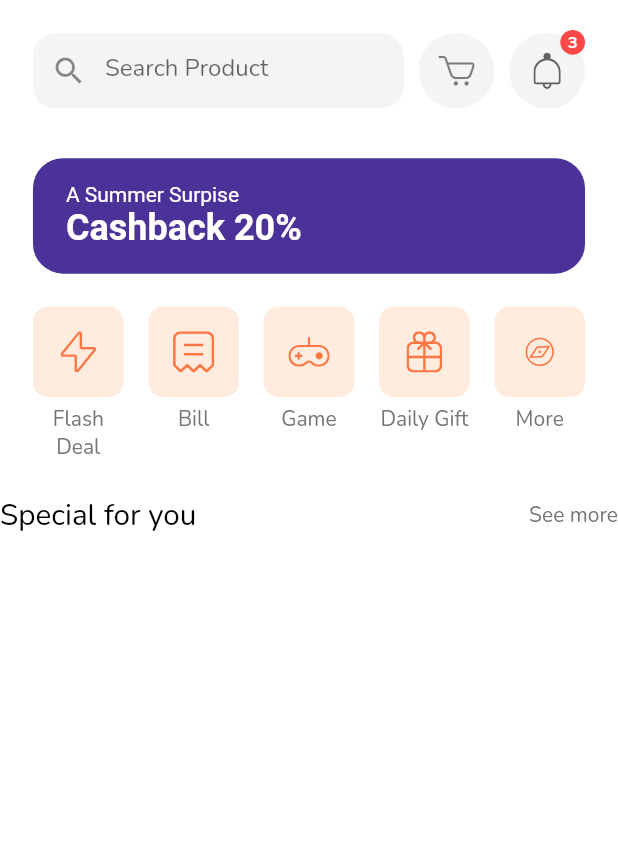
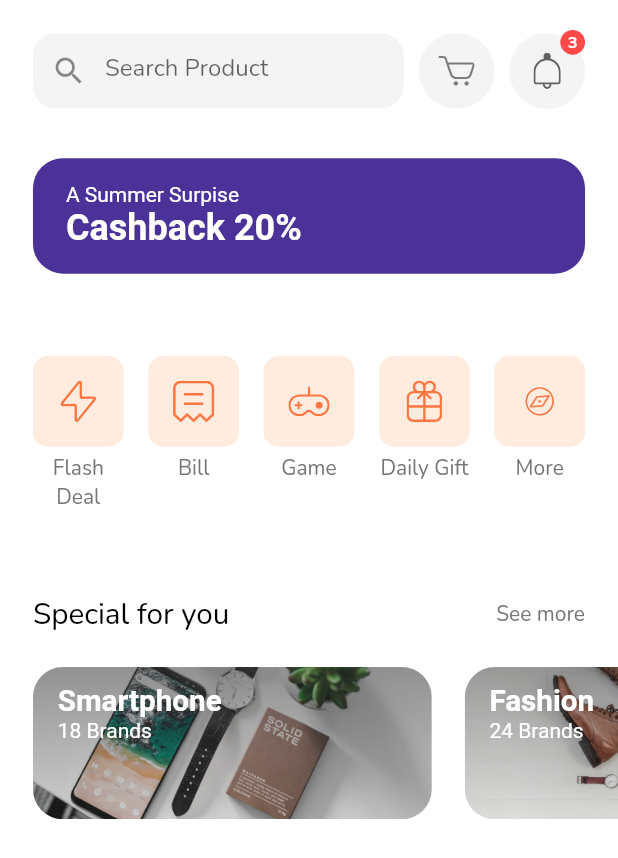
Before and after one commit to mtergel/shop_app_flutter_demo, a Flutter app: the HomeScreen screen opened by its route, on a phone screen of 412 x 824 dp. Shown: the top 858 px of the screen. Run offline on Flutter 3.47's test engine with Material 2 defaults, Android fonts, the phone set to English and light mode, and no system bars; our stand-ins replace flutter_svg.

Commit message:
special offers

```diff
--- a/lib/screens/home_screen/widgets/home_screen_body.dart
+++ b/lib/screens/home_screen/widgets/home_screen_body.dart
@@ -2,6 +2,7 @@ import 'package:flutter/material.dart';
 import 'package:shop_app/screens/home_screen/widgets/categories.dart';
 import 'package:shop_app/screens/home_screen/widgets/discount_banner.dart';
 import 'package:shop_app/screens/home_screen/widgets/home_header.dart';
+import 'package:shop_app/screens/home_screen/widgets/special_offer.dart';
 import 'package:shop_app/size_config.dart';
 
 class HomeScreenBody extends StatelessWidget {
@@ -15,19 +16,10 @@ class HomeScreenBody extends StatelessWidget {
             const HomeHeader(),
             SizedBox(height: getProportionateScreenWidth(30)),
             const DiscountBanner(),
+            SizedBox(height: getProportionateScreenWidth(30)),
             Categories(),
-            Row(
-              mainAxisAlignment: MainAxisAlignment.spaceBetween,
-              children: [
-                Text(
-                  'Special for you',
-                  style: TextStyle(
-                      fontSize: getProportionateScreenWidth(18),
-                      color: Colors.black),
-                ),
-                const Text('See more')
-              ],
-            )
+            SizedBox(height: getProportionateScreenWidth(30)),
+            const SpecialOffers()
           ],
         ),
       ),
--- /dev/null
+++ b/lib/screens/home_screen/widgets/section_title.dart
@@ -0,0 +1,32 @@
+import 'package:flutter/material.dart';
+import 'package:shop_app/size_config.dart';
+
+class SectionTitle extends StatelessWidget {
+  const SectionTitle({
+    Key key,
+    this.text,
+    this.press,
+  }) : super(key: key);
+
+  final String text;
+  final GestureTapCallback press;
+
+  @override
+  Widget build(BuildContext context) {
+    return Padding(
+      padding:
+          EdgeInsets.symmetric(horizontal: getProportionateScreenWidth(20)),
+      child: Row(
+        mainAxisAlignment: MainAxisAlignment.spaceBetween,
+        children: [
+          Text(
+            text,
+            style: TextStyle(
+                fontSize: getProportionateScreenWidth(18), color: Colors.black),
+          ),
+          GestureDetector(onTap: press, child: const Text('See more'))
+        ],
+      ),
+    );
+  }
+}
--- /dev/null
+++ b/lib/screens/home_screen/widgets/special_offer.dart
@@ -0,0 +1,108 @@
+import 'package:flutter/material.dart';
+import 'package:shop_app/screens/home_screen/widgets/section_title.dart';
+import 'package:shop_app/size_config.dart';
+
+class SpecialOfferCard extends StatelessWidget {
+  const SpecialOfferCard({
+    Key key,
+    @required this.category,
+    @required this.image,
+    @required this.subtext,
+    this.press,
+  }) : super(key: key);
+
+  final String category, image, subtext;
+  final GestureTapCallback press;
+
+  @override
+  Widget build(BuildContext context) {
+    return Padding(
+      padding: EdgeInsets.only(left: getProportionateScreenWidth(20)),
+      child: GestureDetector(
+        onTap: press,
+        child: SizedBox(
+          width: getProportionateScreenWidth(242),
+          height: getProportionateScreenHeight(100),
+          child: ClipRRect(
+            borderRadius: BorderRadius.circular(20),
+            child: Stack(
+              children: [
+                Image.asset(
+                  image,
+                  fit: BoxFit.cover,
+                  width: double.infinity,
+                ),
+                Container(
+                  decoration: BoxDecoration(
+                      gradient: LinearGradient(
+                          begin: Alignment.topCenter,
+                          end: Alignment.bottomCenter,
+                          colors: [
+                        const Color(0xFF343434).withOpacity(0.5),
+                        const Color(0xFF343434).withOpacity(0.15),
+                      ])),
+                ),
+                Padding(
+                  padding: EdgeInsets.symmetric(
+                      horizontal: getProportionateScreenWidth(15),
+                      vertical: getProportionateScreenWidth(10)),
+                  child: Text.rich(TextSpan(
+                      style: const TextStyle(color: Colors.white),
+                      children: [
+                        TextSpan(
+                            text: '$category\n',
+                            style: TextStyle(
+                                fontSize: getProportionateScreenWidth(18),
+                                fontWeight: FontWeight.bold)),
+                        TextSpan(text: subtext)
+                      ])),
+                )
+              ],
+            ),
+          ),
+        ),
+      ),
+    );
+  }
+}
+
+class SpecialOffers extends StatelessWidget {
+  const SpecialOffers({
+    Key key,
+  }) : super(key: key);
+
+  @override
+  Widget build(BuildContext context) {
+    return Column(
+      children: [
+        SectionTitle(
+          text: 'Special for you',
+          press: () {},
+        ),
+        SizedBox(height: getProportionateScreenWidth(20)),
+        SingleChildScrollView(
+          scrollDirection: Axis.horizontal,
+          child: Row(
+            children: [
+              SpecialOfferCard(
+                image: 'assets/images/Image Banner 2.png',
+                category: 'Smartphone',
+                subtext: '18 Brands',
+                press: () {},
+              ),
+              SpecialOfferCard(
+                image: 'assets/images/Image Banner 3.png',
+                category: 'Fashion',
+                subtext: '24 Brands',
+                press: () {},
+              ),
+              SizedBox(
+                width: getProportionateScreenWidth(20),
+              )
+            ],
+          ),
+        ),
+      ],
+    );
+  }
+}
```
